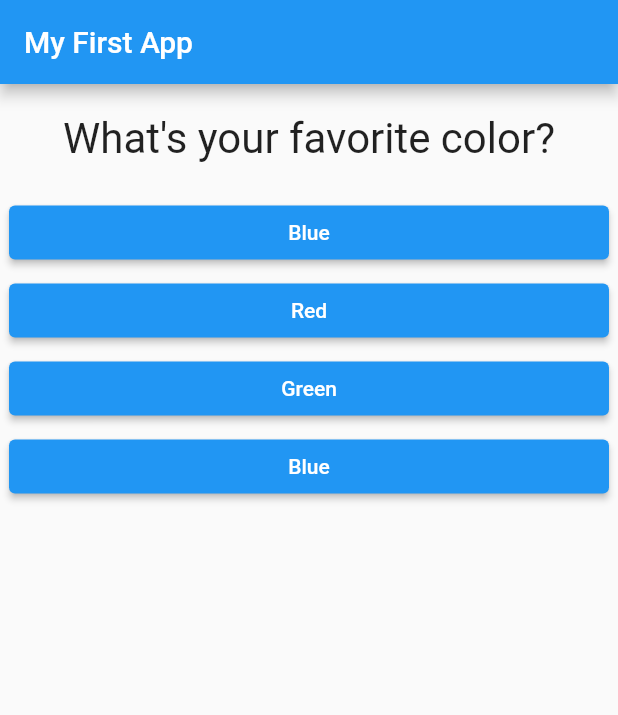
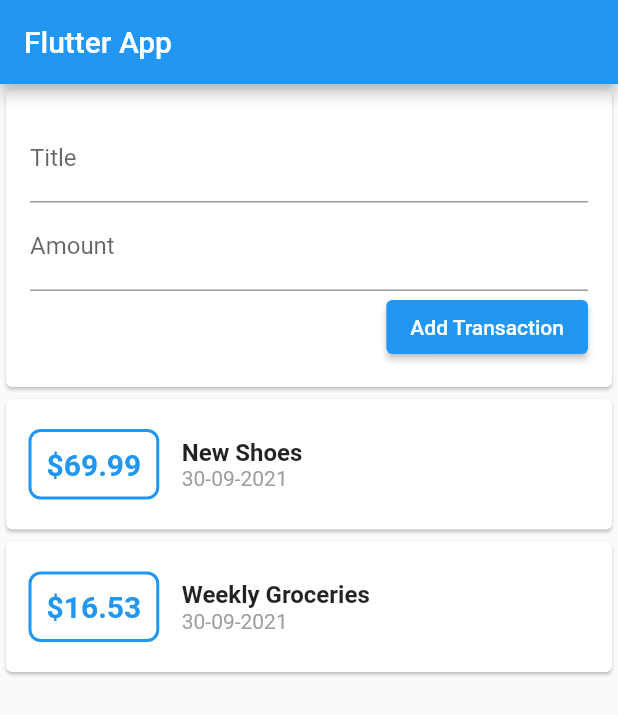
Before and after one commit to huseyintemel/flutterexamples, a Flutter app: the screen it shows after launch, on a phone screen of 412 x 824 dp. Shown: the top 715 px of the screen. Run offline on Flutter 3.47's test engine with Material 2 defaults, Android fonts, the phone set to English and light mode, and no system bars.

Commit message:
Added new example flutter project
In this example user can add transaction to list

```diff
--- a/lib/main.dart
+++ b/lib/main.dart
@@ -1,3 +1,4 @@
+/*
 import 'package:flutter/material.dart';
 import './quiz.dart';
 import './result.dart';
@@ -59,3 +60,39 @@ class MyAppState extends State<MyApp> {
     );
   }
 }
+*/
+
+import 'package:flutter/material.dart';
+import './widgets/user_transactions.dart';
+
+void main() {
+  runApp(MyApp());
+}
+
+class MyApp extends StatelessWidget {
+  @override
+  Widget build(BuildContext context) {
+    return MaterialApp(
+      title: 'Flutter App',
+      home: MyHomePage(),
+    );
+  }
+}
+
+class MyHomePage extends StatelessWidget {
+  @override
+  Widget build(BuildContext context) {
+    return Scaffold(
+      appBar: AppBar(
+        title: const Text('Flutter App'),
+      ),
+      body: SingleChildScrollView(
+        child: Column(
+          children: <Widget>[
+            UserTransactions(),
+          ],
+        ),
+      ),
+    );
+  }
+}
--- /dev/null
+++ b/lib/models/transaction.dart
@@ -0,0 +1,13 @@
+class Transaction {
+  final String id;
+  final String title;
+  final double amount;
+  final DateTime date;
+
+  Transaction({
+    required this.id,
+    required this.title,
+    required this.amount,
+    required this.date,
+  });
+}
--- /dev/null
+++ b/lib/widgets/new_transaction.dart
@@ -0,0 +1,37 @@
+import 'package:flutter/material.dart';
+
+class NewTransaction extends StatelessWidget {
+  final Function addTransaction;
+  final titleController = TextEditingController();
+  final amountController = TextEditingController();
+
+  NewTransaction(this.addTransaction);
+
+  @override
+  Widget build(BuildContext context) {
+    return Card(
+      child: Container(
+        padding: const EdgeInsets.all(16),
+        child: Column(
+          crossAxisAlignment: CrossAxisAlignment.end,
+          children: <Widget>[
+            TextField(
+              decoration: const InputDecoration(labelText: 'Title'),
+              controller: titleController,
+            ),
+            TextField(
+              decoration: const InputDecoration(labelText: 'Amount'),
+              controller: amountController,
+            ),
+            ElevatedButton(
+              onPressed: () {
+                addTransaction(titleController.text,double.parse(amountController.text));
+              },
+              child: const Text('Add Transaction'),
+            )
+          ],
+        ),
+      ),
+    );
+  }
+}
--- /dev/null
+++ b/lib/widgets/transaction_list.dart
@@ -0,0 +1,63 @@
+import 'package:flutter/material.dart';
+import '../models/transaction.dart';
+import 'package:intl/intl.dart';
+
+class TransactionList extends StatelessWidget {
+  final List<Transaction> transactions;
+
+  TransactionList(this.transactions);
+
+  @override
+  Widget build(BuildContext context) {
+    return Column(
+      children: transactions.map((tx) {
+        return Card(
+          child: Row(
+            children: <Widget>[
+              Container(
+                margin: const EdgeInsets.symmetric(
+                  vertical: 20,
+                  horizontal: 15,
+                ),
+                decoration: BoxDecoration(
+                  border: Border.all(
+                    color: Colors.blue,
+                    width: 2,
+                  ),
+                  borderRadius: BorderRadius.circular(8),
+                ),
+                padding: const EdgeInsets.all(10),
+                child: Text(
+                  '\$${tx.amount}',
+                  style: const TextStyle(
+                    fontWeight: FontWeight.bold,
+                    fontSize: 20,
+                    color: Colors.blue,
+                  ),
+                ),
+              ),
+              Column(
+                crossAxisAlignment: CrossAxisAlignment.start,
+                children: <Widget>[
+                  Text(
+                    tx.title,
+                    style: const TextStyle(
+                      fontSize: 16,
+                      fontWeight: FontWeight.bold,
+                    ),
+                  ),
+                  Text(
+                    DateFormat('dd-MM-yyyy').format(tx.date),
+                    style: const TextStyle(
+                      color: Colors.grey,
+                    ),
+                  ),
+                ],
+              ),
+            ],
+          ),
+        );
+      }).toList(),
+    );
+  }
+}
--- /dev/null
+++ b/lib/widgets/user_transactions.dart
@@ -0,0 +1,51 @@
+import 'package:flutter/material.dart';
+
+import './new_transaction.dart';
+import './transaction_list.dart';
+import '../models/transaction.dart';
+
+class UserTransactions extends StatefulWidget {
+
+  @override
+  _UserTransactionsState createState() => _UserTransactionsState();
+}
+
+class _UserTransactionsState extends State<UserTransactions> {
+  final List<Transaction> userTransactions = [
+    Transaction(
+      id: 't1',
+      title: 'New Shoes',
+      amount: 69.99,
+      date: DateTime.now(),
+    ),
+    Transaction(
+      id: 't2',
+      title: 'Weekly Groceries',
+      amount: 16.53,
+      date: DateTime.now(),
+    ),
+  ];
+
+  void addTransaction(String title,double amount){
+    final newTransaction = Transaction(
+      title: title,
+      amount: amount,
+      date: DateTime.now(),
+      id: DateTime.now().toString()
+    );
+
+    setState(() {
+      userTransactions.add(newTransaction);
+    });
+  }
+
+  @override
+  Widget build(BuildContext context) {
+    return Column(
+      children: <Widget>[
+        NewTransaction(addTransaction),
+        TransactionList(userTransactions),
+      ],
+    );
+  }
+}
--- a/pubspec.yaml
+++ b/pubspec.yaml
@@ -34,6 +34,7 @@ dependencies:
   # The following adds the Cupertino Icons font to your application.
   # Use with the CupertinoIcons class for iOS style icons.
   cupertino_icons: ^1.0.2
+  intl: ^0.17.0
 
 dev_dependencies:
   flutter_test:
```
Also changed, not shown: pubspec.lock.
